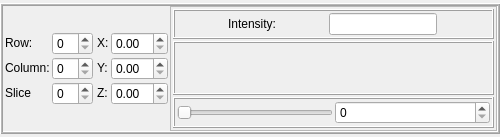
Before: the Qt Designer form forms/voxelInformationWidget.ui in isis-group/vast, drawn with Qt 5.
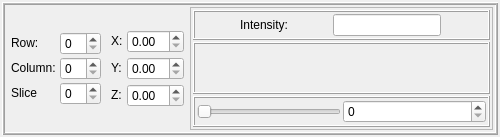
After: the same form once the commit is applied.

```diff
--- a/forms/voxelInformationWidget.ui
+++ b/forms/voxelInformationWidget.ui
@@ -25,12 +25,12 @@
   <property name="windowTitle">
    <string>Form</string>
   </property>
-  <layout class="QHBoxLayout" name="horizontalLayout_2">
+  <layout class="QHBoxLayout" name="horizontalLayout_2" stretch="0">
    <property name="spacing">
-    <number>0</number>
+    <number>2</number>
    </property>
    <property name="margin">
-    <number>0</number>
+    <number>2</number>
    </property>
    <item>
     <widget class="QFrame" name="frame_4">
@@ -60,10 +60,10 @@
      </property>
      <layout class="QHBoxLayout" name="horizontalLayout">
       <property name="spacing">
-       <number>0</number>
+       <number>2</number>
       </property>
       <property name="margin">
-       <number>0</number>
+       <number>2</number>
       </property>
       <item>
        <widget class="QFrame" name="frame">
@@ -80,11 +80,14 @@
          <enum>QFrame::Raised</enum>
         </property>
         <layout class="QGridLayout" name="gridLayout">
+         <property name="horizontalSpacing">
+          <number>4</number>
+         </property>
+         <property name="verticalSpacing">
+          <number>2</number>
+         </property>
          <property name="margin">
-          <number>2</number>
-         </property>
-         <property name="spacing">
-          <number>2</number>
+          <number>4</number>
          </property>
          <item row="0" column="0">
           <widget class="QLabel" name="labelRow">
@@ -174,10 +177,10 @@
         </property>
         <layout class="QGridLayout" name="gridLayout_2">
          <property name="margin">
-          <number>2</number>
+          <number>4</number>
          </property>
          <property name="spacing">
-          <number>2</number>
+          <number>4</number>
          </property>
          <item row="0" column="0">
           <widget class="QLabel" name="labelX">
```
